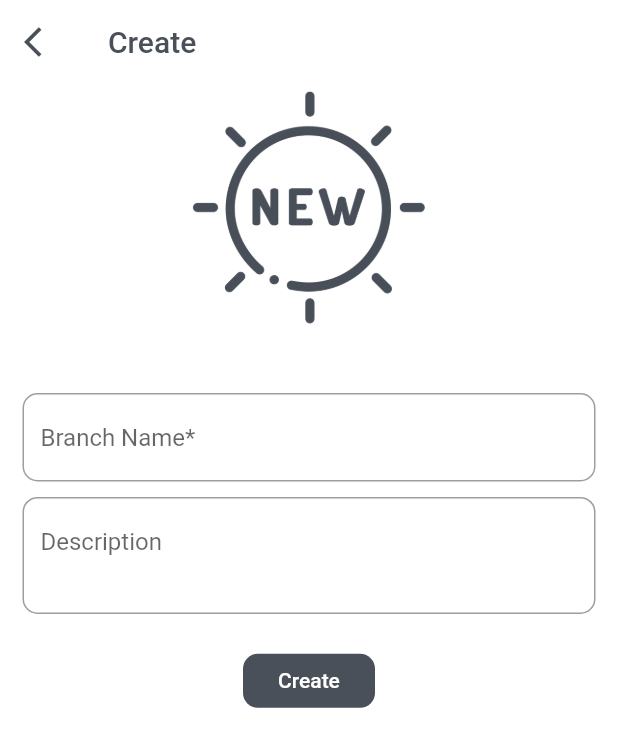
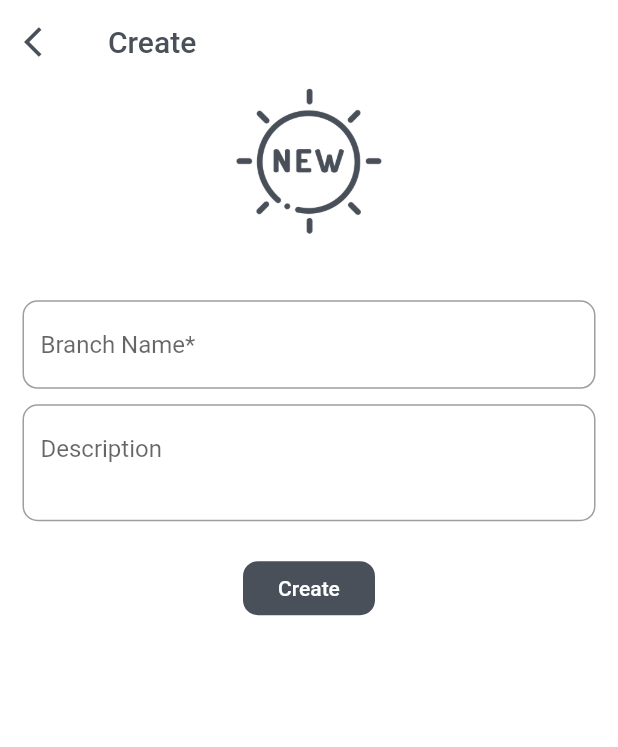
Before and after one commit to yash1200/BankGit, a Flutter app: the CreateBranch screen opened directly, on a phone screen of 412 x 824 dp. Shown: the top 747 px of the screen. Run offline on Flutter 3.47's test engine with Material 2 defaults, Android fonts, the phone set to English and light mode, and no system bars; our stand-ins replace cloud_firestore, firebase_auth, flutter_spinkit, font_awesome_flutter; missing offline and left inert: flutter_upi; accounts and stored records are empty.

Commit message:
bug fixes

```diff
--- a/lib/main.dart
+++ b/lib/main.dart
@@ -24,7 +24,6 @@ class MyApp extends StatelessWidget {
       child: MaterialApp(
         title: 'Bank Management',
         debugShowCheckedModeBanner: false,
-        themeMode: ThemeMode.dark,
         theme: ThemeData(
           primaryColor: darkColor,
         ),
--- a/lib/provider/AppProvider.dart
+++ b/lib/provider/AppProvider.dart
@@ -75,5 +75,4 @@ class AppProvider with ChangeNotifier {
     _paymentMode = value;
     notifyListeners();
   }
-
 }
--- a/lib/ui/Widgets/customAlertDialogBranch.dart
+++ b/lib/ui/Widgets/customAlertDialogBranch.dart
@@ -100,7 +100,7 @@ class _customAlertDialogBranchState extends State<customAlertDialogBranch> {
                   child: Container(
                     padding: EdgeInsets.fromLTRB(15, 5, 15, 5),
                     child: Text(
-                      'Dedit',
+                      'Debit',
                       style: TextStyle(
                         color:
                         provider.paymentMode == 0 ? darkColor : Colors.blue,
--- a/lib/ui/views/Branches.dart
+++ b/lib/ui/views/Branches.dart
@@ -1,9 +1,11 @@
 import 'package:bank_management/FirebaseFunctions/FirebaseFun.dart';
+import 'package:bank_management/provider/AppProvider.dart';
 import 'package:bank_management/ui/Widgets/imageWidget.dart';
 import 'package:bank_management/ui/views/branchDetails.dart';
 import 'package:bank_management/utils/Style.dart';
 import 'package:flutter_spinkit/flutter_spinkit.dart';
 import 'package:flutter/material.dart';
+import 'package:provider/provider.dart';
 
 class Branches extends StatefulWidget {
   @override
--- a/lib/ui/views/CreateBranch.dart
+++ b/lib/ui/views/CreateBranch.dart
@@ -1,4 +1,5 @@
 import 'package:bank_management/FirebaseFunctions/FirebaseFun.dart';
+import 'package:bank_management/ui/Widgets/imageWidget.dart';
 import 'package:bank_management/utils/Style.dart';
 import 'package:flutter/cupertino.dart';
 import 'package:flutter/material.dart';
@@ -48,11 +49,7 @@ class _CreateBranchState extends State<CreateBranch> {
             child: Column(
               mainAxisAlignment: MainAxisAlignment.center,
               children: <Widget>[
-                Image.asset(
-                  'assets/sun.png',
-                  height: size.height / 5,
-                  width: size.height / 5,
-                ),
+                CustomImage('assets/sun.png'),
                 SizedBox(
                   height: size.height / 20,
                 ),
--- a/lib/ui/views/branchDetails.dart
+++ b/lib/ui/views/branchDetails.dart
@@ -110,7 +110,7 @@ class _branchDetailsState extends State<branchDetails>
             elevation: 2,
             onSelected: (value) {
               switch (value) {
-                case 'Delete':
+                case 'Delete Branch':
                   deleteBranch(widget.snapshot.documentID);
                   Navigator.pop(context);
                   break;
```
Also changed, not shown: lib/ui/views/HomePage.dart (+21 -6 lines).
